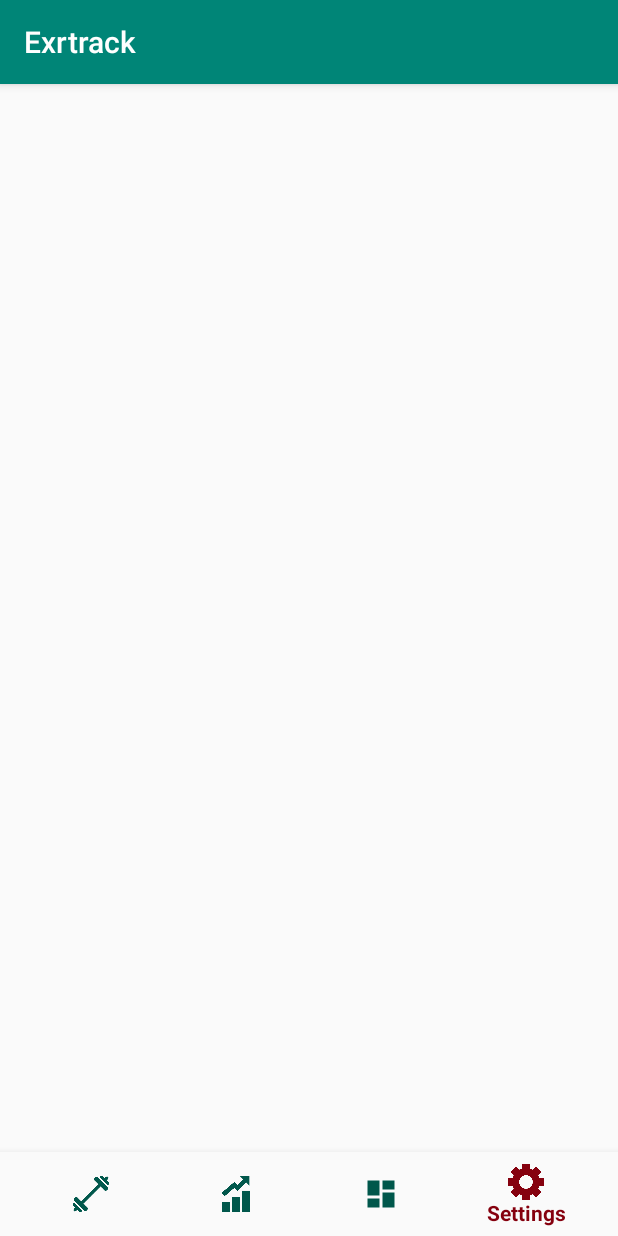
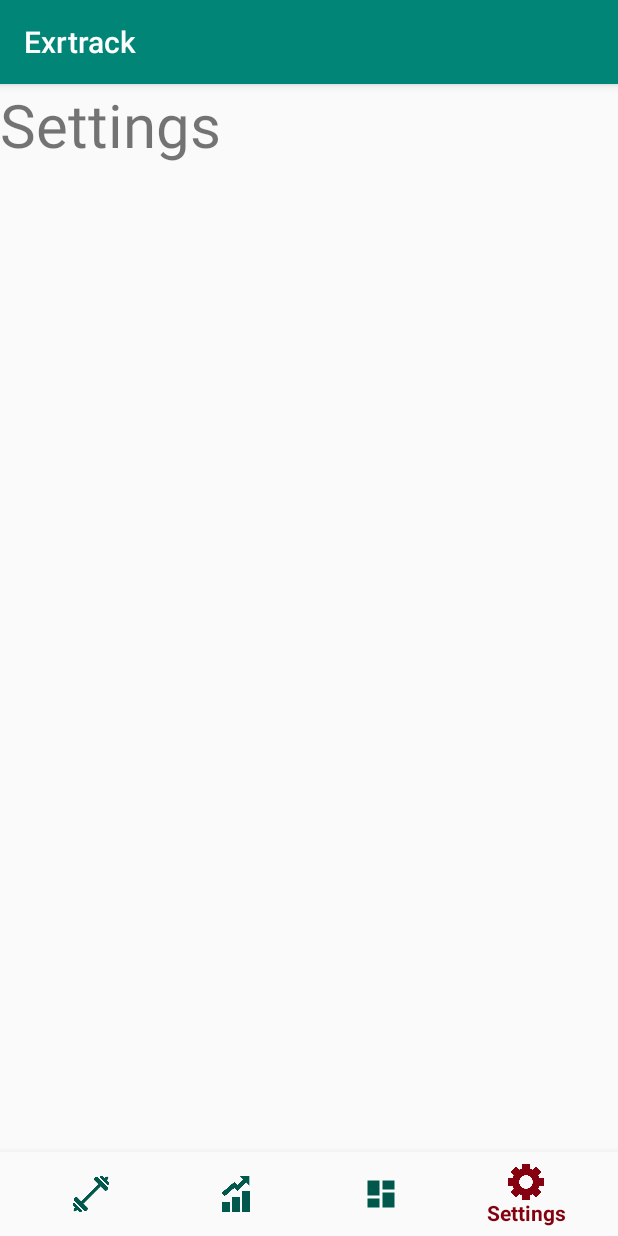
Before and after one commit to ibrahimt2/Exrtrack, an Android app: the screen it shows after launch (MainActivity), item 4 of the bottom bar chosen, on a phone screen of 412 x 824 dp. Run offline under Robolectric (Android 15) with nearby library versions, the phone set to English and light mode, and no system bars.

Commit message:
Bottom Nav View Implementation with fragments

```diff
--- a/app/src/main/java/com/ibrahimtmiraj/exrtrack/MainActivity.java
+++ b/app/src/main/java/com/ibrahimtmiraj/exrtrack/MainActivity.java
@@ -6,43 +6,69 @@ import com.google.android.material.bottomnavigation.BottomNavigationView;
 
 import androidx.appcompat.app.AppCompatActivity;
 import androidx.annotation.NonNull;
+import androidx.fragment.app.Fragment;
 
 import android.view.MenuItem;
 import android.widget.TextView;
 
-public class MainActivity extends AppCompatActivity {
-    private TextView mTextMessage;
+public class MainActivity extends AppCompatActivity implements BottomNavigationView.OnNavigationItemSelectedListener {
 
-    private BottomNavigationView.OnNavigationItemSelectedListener mOnNavigationItemSelectedListener
-            = new BottomNavigationView.OnNavigationItemSelectedListener() {
-
-        @Override
-        public boolean onNavigationItemSelected(@NonNull MenuItem item) {
-            switch (item.getItemId()) {
-                case R.id.navigation_workout:
-                    mTextMessage.setText(R.string.title_workout);
-                    return true;
-                case R.id.navigation_progress:
-                    mTextMessage.setText(R.string.title_progress);
-                    return true;
-                case R.id.navigation_dashboard:
-                    mTextMessage.setText(R.string.title_dashboard);
-                    return true;
-                case R.id.navigation_settings:
-                    mTextMessage.setText(R.string.title_settings);
-                    return true;
-            }
-            return false;
-        }
-    };
 
     @Override
     protected void onCreate(Bundle savedInstanceState) {
         super.onCreate(savedInstanceState);
         setContentView(R.layout.activity_main);
         BottomNavigationView navView = findViewById(R.id.nav_view);
-        mTextMessage = findViewById(R.id.message);
-        navView.setOnNavigationItemSelectedListener(mOnNavigationItemSelectedListener);
+
+        navView.setOnNavigationItemSelectedListener(this);
+
+        //Default Fragment that opens when the app is opened
+        loadFragment(new WorkoutFragment());
     }
 
+
+    //Method to insert a fragment into the frame_container
+    private boolean loadFragment(Fragment fragment) {
+        if(fragment != null) {
+
+            getSupportFragmentManager()
+                    .beginTransaction()
+                    .replace(R.id.fragment_container, fragment)
+                    .commit();
+
+            return true;
+        }
+
+        return false;
+    }
+
+    @Override
+    //Triggered everytime the bottom navigation bar is pressed
+    public boolean onNavigationItemSelected(@NonNull MenuItem menuItem) {
+
+        Fragment fragment = null;
+
+        //Gets the id of the menuItem that is selected and creates a new Fragment based on which
+        //menuItem was pressed
+        switch(menuItem.getItemId()) {
+            case R.id.navigation_workout:
+                fragment = new WorkoutFragment();
+                break;
+
+            case R.id.navigation_progress:
+                fragment = new DashboardFragment();
+                break;
+
+            case R.id.navigation_dashboard:
+                fragment = new DashboardFragment();
+                break;
+
+            case R.id.navigation_settings:
+                fragment = new SettingsFragment();
+                break;
+        }
+
+        //Loads the fragment associated with the pressed menuItem into the frame_container
+        return loadFragment(fragment);
+    }
 }
--- /dev/null
+++ b/app/src/main/java/com/ibrahimtmiraj/exrtrack/SettingsFragment.java
@@ -0,0 +1,19 @@
+package com.ibrahimtmiraj.exrtrack;
+
+import android.os.Bundle;
+import android.view.LayoutInflater;
+import android.view.View;
+import android.view.ViewGroup;
+
+import androidx.annotation.NonNull;
+import androidx.annotation.Nullable;
+import androidx.fragment.app.Fragment;
+
+public class SettingsFragment extends Fragment {
+
+    @Nullable
+    @Override
+    public View onCreateView(@NonNull LayoutInflater inflater, @Nullable ViewGroup container, @Nullable Bundle savedInstanceState) {
+        return inflater.inflate(R.layout.fragment_settings, null);
+    }
+}
--- /dev/null
+++ b/app/src/main/java/com/ibrahimtmiraj/exrtrack/WorkoutFragment.java
@@ -0,0 +1,19 @@
+package com.ibrahimtmiraj.exrtrack;
+
+import android.os.Bundle;
+import android.view.LayoutInflater;
+import android.view.View;
+import android.view.ViewGroup;
+
+import androidx.annotation.NonNull;
+import androidx.annotation.Nullable;
+import androidx.fragment.app.Fragment;
+
+public class WorkoutFragment extends Fragment {
+
+    @Nullable
+    @Override
+    public View onCreateView(@NonNull LayoutInflater inflater, @Nullable ViewGroup container, @Nullable Bundle savedInstanceState) {
+        return inflater.inflate(R.layout.fragment_workout, null);
+    }
+}
--- a/app/src/main/res/layout/activity_main.xml
+++ b/app/src/main/res/layout/activity_main.xml
@@ -7,6 +7,15 @@
     android:layout_height="match_parent"
     tools:context=".MainActivity">
 
+    <FrameLayout
+        android:id="@+id/fragment_container"
+        android:layout_width="0dp"
+        android:layout_height="0dp"
+        android:layout_marginBottom="56dp"
+        app:layout_constraintBottom_toBottomOf="parent"
+        app:layout_constraintEnd_toEndOf="parent"
+        app:layout_constraintStart_toStartOf="parent"
+        app:layout_constraintTop_toTopOf="parent"></FrameLayout>
 
 
     <com.google.android.material.bottomnavigation.BottomNavigationView
--- /dev/null
+++ b/app/src/main/res/layout/fragment_settings.xml
@@ -0,0 +1,13 @@
+<?xml version="1.0" encoding="utf-8"?>
+<LinearLayout xmlns:android="http://schemas.android.com/apk/res/android"
+    android:orientation="vertical" android:layout_width="match_parent"
+    android:layout_height="match_parent">
+
+    <TextView
+        android:id="@+id/textView"
+        android:layout_width="match_parent"
+        android:layout_height="wrap_content"
+        android:text="@string/title_settings"
+        android:textSize="40dp" />
+
+</LinearLayout>
```
Also changed, not shown: app/src/main/java/com/ibrahimtmiraj/exrtrack/DashboardFragment.java (added, +19 -0 lines), app/src/main/java/com/ibrahimtmiraj/exrtrack/ProgressFragment.java (added, +19 -0 lines), app/src/main/res/layout/fragment_dashboard.xml (added, +12 -0 lines), app/src/main/res/layout/fragment_progress.xml (added, +13 -0 lines), app/src/main/res/layout/fragment_workout.xml (added, +12 -0 lines).
